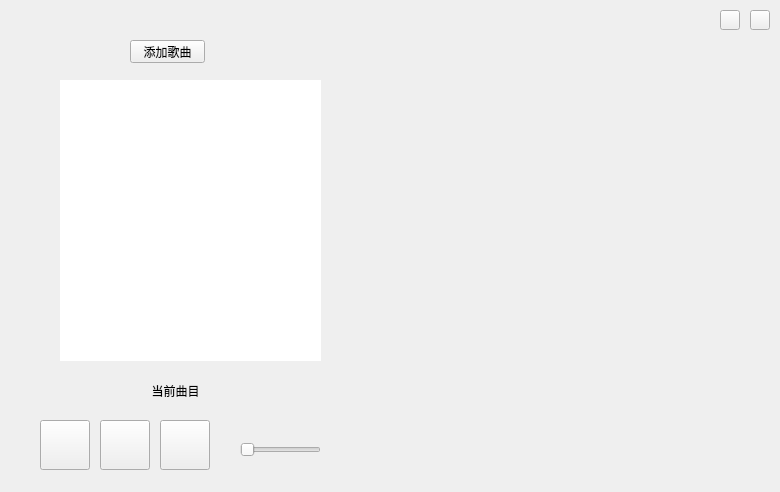
Old version of the form mainwindow.ui in the repository charlotteLive/MucisPlayer.
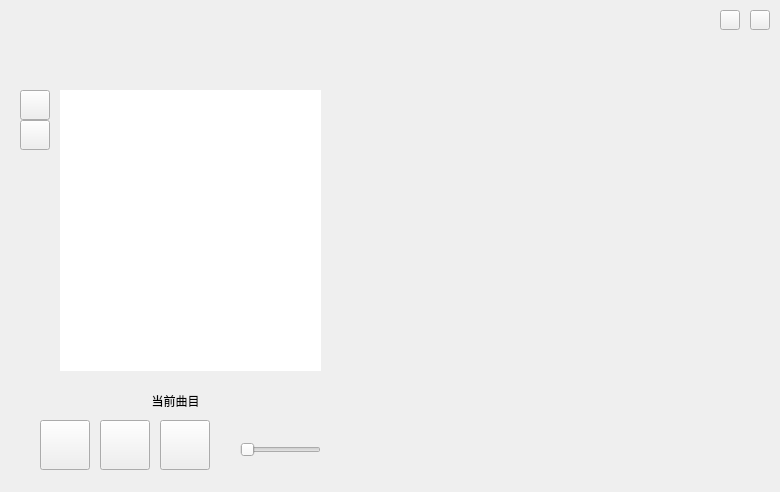
New version of the form. Icons and pictures are not drawn.

What changed in the file:
```diff
--- a/mainwindow.ui
+++ b/mainwindow.ui
@@ -104,7 +104,7 @@
     <property name="geometry">
      <rect>
       <x>60</x>
-      <y>380</y>
+      <y>390</y>
       <width>231</width>
       <height>21</height>
      </rect>
@@ -122,30 +122,30 @@
    <widget class="QPushButton" name="addSongs">
     <property name="geometry">
      <rect>
-      <x>130</x>
-      <y>40</y>
-      <width>75</width>
-      <height>23</height>
+      <x>20</x>
+      <y>90</y>
+      <width>30</width>
+      <height>30</height>
      </rect>
     </property>
     <property name="autoFillBackground">
-     <bool>true</bool>
+     <bool>false</bool>
     </property>
     <property name="styleSheet">
      <string notr="true">border-image: \*url();</string>
     </property>
     <property name="text">
-     <string>添加歌曲</string>
+     <string/>
     </property>
    </widget>
-   <widget class="QListWidget" name="playerList">
+   <widget class="QListView" name="playerList">
     <property name="enabled">
      <bool>true</bool>
     </property>
     <property name="geometry">
      <rect>
       <x>60</x>
-      <y>80</y>
+      <y>90</y>
       <width>261</width>
       <height>281</height>
      </rect>
@@ -160,7 +160,8 @@
      <bool>true</bool>
     </property>
     <property name="styleSheet">
-     <string notr="true">border-image: \*url();</string>
+     <string notr="true">border-image: \*url();
+background-color: rgb(14, 154, 154,10);</string>
     </property>
     <property name="frameShape">
      <enum>QFrame::NoFrame</enum>
@@ -212,6 +213,25 @@
     <property name="autoDefault">
      <bool>false</bool>
     </property>
+    <property name="flat">
+     <bool>false</bool>
+    </property>
+   </widget>
+   <widget class="QPushButton" name="removeSong">
+    <property name="geometry">
+     <rect>
+      <x>20</x>
+      <y>120</y>
+      <width>30</width>
+      <height>30</height>
+     </rect>
+    </property>
+    <property name="styleSheet">
+     <string notr="true">border-image: url(:/icon/picture/minus37.png);</string>
+    </property>
+    <property name="text">
+     <string/>
+    </property>
    </widget>
    <zorder>close</zorder>
    <zorder>minimize</zorder>
```
Left out of the diff: 15 changed lines with no effect on the pictures.
